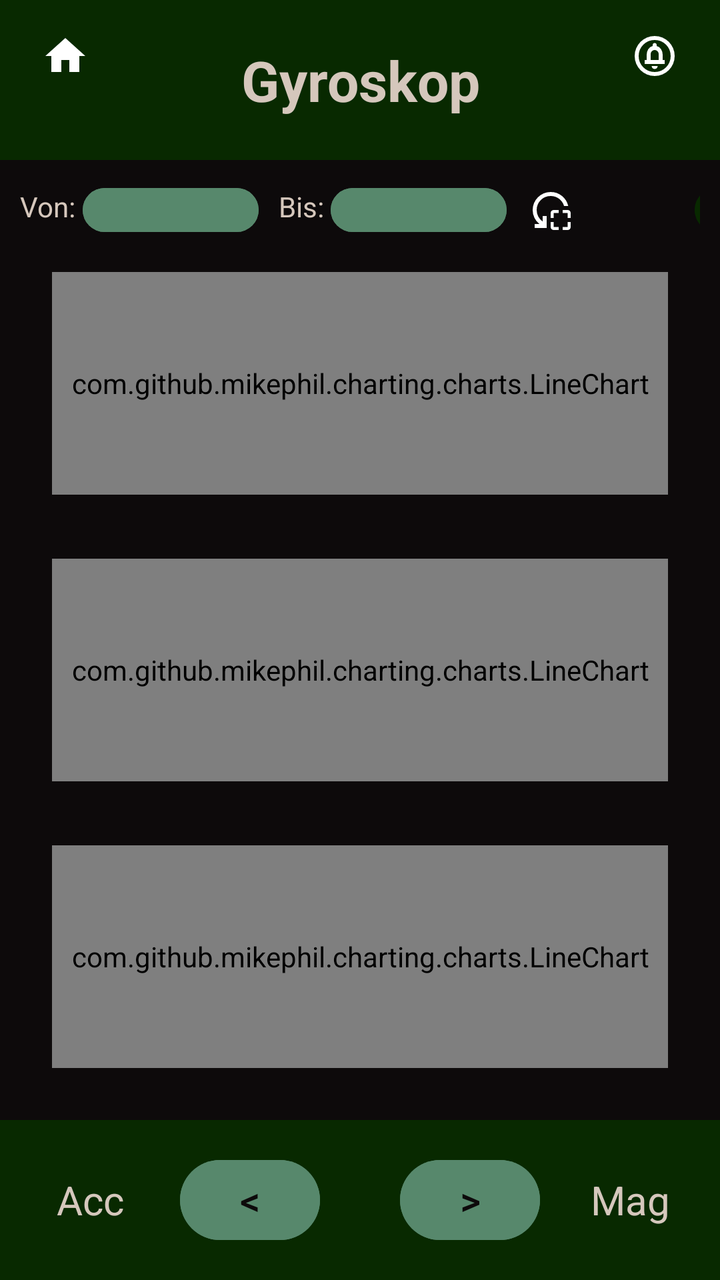
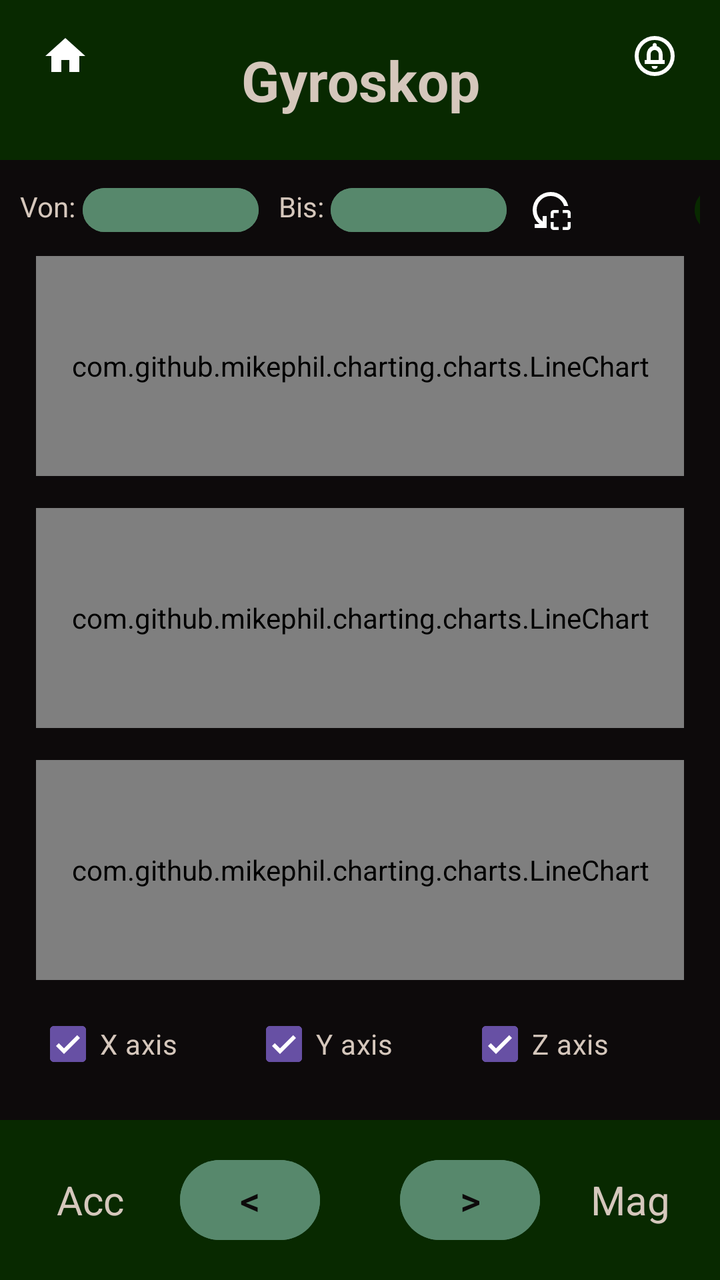

An Android layout rendered at two revisions. The XML below is the earlier revision; the diff shows what the commit changed to produce the second picture.
<!-- AndroidManifest.xml: application theme Theme.BiotSpeechIoT -->
<!-- res/layout/activity_gyroskop.xml -->
<?xml version="1.0" encoding="utf-8"?>
<LinearLayout xmlns:android="http://schemas.android.com/apk/res/android"
    xmlns:tools="http://schemas.android.com/tools"
    android:layout_width="match_parent"
    android:id="@+id/gyro"
    android:layout_height="match_parent"
    android:orientation="vertical"
    android:background="@color/background"
    tools:context=".main.MainActivity">

    <LinearLayout
        android:layout_width="match_parent"
        android:layout_height="wrap_content"
        android:background="@color/header">

        <ImageButton
            android:id="@+id/home_button"
            android:layout_width="wrap_content"
            android:layout_height="wrap_content"
            android:src="@drawable/baseline_home_24"
            android:contentDescription="Zur Startseite"
            android:background="@color/header"
            android:layout_marginTop="16dp"
            android:layout_marginStart="16dp"
            android:paddingBottom="15dp"
            android:layout_weight="1"
            android:color="@color/text"/>

        <TextView
            android:id="@+id/headerText"
            android:layout_width="0dp"
            android:layout_height="80dp"
            android:background="@color/header"
            android:gravity="center_vertical|center_horizontal"
            android:layout_weight="28"
            android:padding="17dp"
            android:text="Gyroskop"
            android:textColor="@color/text"
            android:textSize="28sp"
            android:textStyle="bold" />

        <ImageButton
            android:id="@+id/notification_button"
            android:layout_width="wrap_content"
            android:layout_height="wrap_content"
            android:src="@drawable/outline_circle_notifications_24"
            android:background="@color/header"
            android:layout_marginTop="16dp"
            android:layout_marginEnd="16dp"
            android:paddingBottom="15dp"
            android:layout_weight="1"
            android:color="@color/text"/>

    </LinearLayout>

    <LinearLayout
        android:layout_width="match_parent"
        android:layout_height="0dp"
        android:orientation="vertical"
        android:layout_weight="1"
        android:layout_margin="10dp">

        <LinearLayout
            android:layout_width="wrap_content"
            android:layout_height="wrap_content"
            android:orientation="horizontal">

            <TextView
                android:layout_width="wrap_content"
                android:layout_height="wrap_content"
                android:text="Von: "
                android:textColor="@color/text"/>

            <Button
                android:layout_width="wrap_content"
                android:layout_height="30dp"
                android:text=""
                android:textSize="10dp"
                android:textColor="@color/background"
                android:backgroundTint="@color/button"
                android:id="@+id/button_x_von"
                android:paddingStart="0dp"
                android:paddingEnd="0dp"
                android:paddingBottom="0dp"
                android:paddingTop="0dp"/>

            <TextView
                android:layout_width="wrap_content"
                android:layout_height="wrap_content"
                android:text="Bis: "
                android:textColor="@color/text"
                android:layout_marginStart="10dp"/>

            <Button
                android:layout_width="wrap_content"
                android:layout_height="30dp"
                android:text=""
                android:textSize="10dp"
                android:textColor="@color/background"
                android:backgroundTint="@color/button"
                android:id="@+id/button_x_bis"
                android:paddingStart="0dp"
                android:paddingEnd="0dp"
                android:paddingBottom="0dp"
                android:paddingTop="0dp"/>

            <ImageButton
                android:layout_width="wrap_content"
                android:layout_height="wrap_content"
                android:src="@drawable/outline_reset_focus_24"
                android:background="@color/background"
                android:layout_marginStart="10dp"
                android:paddingTop="3dp"
                android:id="@+id/resetX"
                />

            <Button
                android:layout_width="50dp"
                android:layout_height="30dp"
                android:text="10 Min"
                android:textSize="10sp"
                android:textColor="@color/background"
                android:backgroundTint="@color/header"
                android:id="@+id/btn_x_10min"
                android:layout_marginStart="60dp"
                android:paddingStart="0dp"
                android:paddingEnd="0dp"
                android:paddingBottom="0dp"
                android:paddingTop="0dp"/>

        </LinearLayout>

        <com.github.mikephil.charting.charts.LineChart
            android:id="@+id/lineChartGyroX"
            android:layout_width="match_parent"
            android:layout_height="0dp"
            android:layout_weight="1"
            android:layout_margin="16dp"/>


        <com.github.mikephil.charting.charts.LineChart
            android:id="@+id/lineChartGyroY"
            android:layout_width="match_parent"
            android:layout_height="0dp"
            android:layout_weight="1"
            android:layout_margin="16dp" />

        <com.github.mikephil.charting.charts.LineChart
            android:id="@+id/lineChartGyroZ"
            android:layout_width="match_parent"
            android:layout_height="0dp"
            android:layout_weight="1"
            android:layout_margin="16dp" />
    </LinearLayout>

    <LinearLayout
        android:id="@+id/footerBar"
        android:layout_width="match_parent"
        android:layout_height="80dp"
        android:orientation="horizontal"
        android:gravity="center"
        android:background="@color/header">

        <TextView
            android:id="@+id/accelDescription"
            android:layout_width="0dp"
            android:layout_height="wrap_content"
            android:layout_weight="1"
            android:text="Acc"
            android:textColor="@color/text"
            android:layout_margin="10dp"
            android:gravity="center"
            android:textSize="20sp"/>

        <Button
            android:id="@+id/btnPrevAccel"
            android:layout_width="0dp"
            android:layout_height="wrap_content"
            android:layout_weight="1"
            android:text="&lt;"
            android:textColor="@color/background"
            android:layout_marginEnd="20dp"
            android:backgroundTint="@color/button"
            android:textSize="20sp" />

        <Button
            android:id="@+id/btnNextMagnet"
            android:layout_width="0dp"
            android:layout_height="wrap_content"
            android:layout_weight="1"
            android:text="&gt;"
            android:textColor="@color/background"
            android:layout_marginStart="20dp"
            android:backgroundTint="@color/button"
            android:textSize="20sp"/>

        <TextView
            android:id="@+id/btnGyro"
            android:layout_width="0dp"
            android:layout_height="wrap_content"
            android:layout_weight="1"
            android:text="Mag"
            android:textColor="@color/text"
            android:layout_margin="10dp"
            android:gravity="center"
            android:textSize="20sp"/>
    </LinearLayout>
</LinearLayout>
<!-- resources referenced by this layout -->
<resources>
  <color name="background">#0D0A0B</color>
  <color name="button">#57886C</color>
  <color name="header">#082900</color>
  <color name="text">#D5C7BC</color>
  <!-- drawable baseline_home_24 (drawable) -->
  <vector xmlns:android="http://schemas.android.com/apk/res/android" android:height="24dp" android:tint="#FFFFFF" android:viewportHeight="24" android:viewportWidth="24" android:width="24dp">
        
      <path android:fillColor="@android:color/white" android:pathData="M10,20v-6h4v6h5v-8h3L12,3 2,12h3v8z"/>
      
  </vector>
  <!-- drawable outline_circle_notifications_24 (drawable) -->
  <vector xmlns:android="http://schemas.android.com/apk/res/android" android:height="24dp" android:tint="#FFFFFF" android:viewportHeight="960" android:viewportWidth="960" android:width="24dp">
        
      <path android:fillColor="@android:color/white" android:pathData="M480,740Q505,740 522.5,722.5Q540,705 540,680L420,680Q420,705 437.5,722.5Q455,740 480,740ZM280,640L680,640L680,560L640,560L640,456Q640,395 608.5,344.5Q577,294 520,280L520,260Q520,243 508.5,231.5Q497,220 480,220Q463,220 451.5,231.5Q440,243 440,260L440,280Q383,294 351.5,344.5Q320,395 320,456L320,560L280,560L280,640ZM400,560L400,440Q400,407 423.5,383.5Q447,360 480,360Q513,360 536.5,383.5Q560,407 560,440L560,560L400,560ZM480,880Q397,880 324,848.5Q251,817 197,763Q143,709 111.5,636Q80,563 80,480Q80,397 111.5,324Q143,251 197,197Q251,143 324,111.5Q397,80 480,80Q563,80 636,111.5Q709,143 763,197Q817,251 848.5,324Q880,397 880,480Q880,563 848.5,636Q817,709 763,763Q709,817 636,848.5Q563,880 480,880ZM480,800Q614,800 707,707Q800,614 800,480Q800,346 707,253Q614,160 480,160Q346,160 253,253Q160,346 160,480Q160,614 253,707Q346,800 480,800ZM480,480Q480,480 480,480Q480,480 480,480Q480,480 480,480Q480,480 480,480Q480,480 480,480Q480,480 480,480Q480,480 480,480Q480,480 480,480Z"/>
      
  </vector>
  <!-- drawable outline_reset_focus_24 (drawable) -->
  <vector xmlns:android="http://schemas.android.com/apk/res/android" android:height="24dp" android:tint="#FFFFFF" android:viewportHeight="960" android:viewportWidth="960" android:width="24dp">
        
      <path android:fillColor="@android:color/white" android:pathData="M480,640L480,540Q480,515 497.5,497.5Q515,480 540,480L640,480L640,540L540,540L540,640L480,640ZM540,880Q515,880 497.5,862.5Q480,845 480,820L480,720L540,720L540,820L640,820L640,880L540,880ZM820,640L820,540L720,540L720,480L820,480Q845,480 862.5,497.5Q880,515 880,540L880,640L820,640ZM720,880L720,820L820,820L820,720L880,720L880,820Q880,845 862.5,862.5Q845,880 820,880L720,880ZM831,400L748,400Q722,312 649,256Q576,200 480,200Q363,200 281.5,281.5Q200,363 200,480Q200,552 232.5,612Q265,672 320,710L320,600L400,600L400,840L160,840L160,760L254,760Q192,710 156,637.5Q120,565 120,480Q120,405 148.5,339.5Q177,274 225.5,225.5Q274,177 339.5,148.5Q405,120 480,120Q609,120 706.5,199.5Q804,279 831,400Z"/>
      
  </vector>
  <style name="Theme.BiotSpeechIoT" parent="Base.Theme.BiotSpeechIoT" />
  <style name="Base.Theme.BiotSpeechIoT" parent="Theme.Material3.DayNight.NoActionBar">
          
          
      </style>
</resources>

<!-- the commit's change to res/layout/activity_gyroskop.xml (unified diff, before → after) -->
@@ -135,22 +135,58 @@
             android:layout_width="match_parent"
             android:layout_height="0dp"
             android:layout_weight="1"
-            android:layout_margin="16dp"/>
-
+            android:layout_margin="8dp"/>
 
         <com.github.mikephil.charting.charts.LineChart
             android:id="@+id/lineChartGyroY"
             android:layout_width="match_parent"
             android:layout_height="0dp"
             android:layout_weight="1"
-            android:layout_margin="16dp" />
+            android:layout_margin="8dp" />
 
         <com.github.mikephil.charting.charts.LineChart
             android:id="@+id/lineChartGyroZ"
             android:layout_width="match_parent"
             android:layout_height="0dp"
             android:layout_weight="1"
-            android:layout_margin="16dp" />
+            android:layout_margin="8dp" />
+
+        <LinearLayout
+            android:layout_width="match_parent"
+            android:layout_height="wrap_content"
+            android:orientation="horizontal"
+            android:paddingStart="8dp"
+            android:paddingEnd="8dp"
+            android:paddingBottom="4dp">
+
+            <CheckBox
+                android:id="@+id/cbChartX"
+                android:layout_width="0dp"
+                android:layout_height="wrap_content"
+                android:layout_weight="1"
+                android:text="X axis"
+                android:textColor="@color/text"
+                android:checked="true"/>
+
+            <CheckBox
+                android:id="@+id/cbChartY"
+                android:layout_width="0dp"
+                android:layout_height="wrap_content"
+                android:layout_weight="1"
+                android:text="Y axis"
+                android:textColor="@color/text"
+                android:checked="true"/>
+
+            <CheckBox
+                android:id="@+id/cbChartZ"
+                android:layout_width="0dp"
+                android:layout_height="wrap_content"
+                android:layout_weight="1"
+                android:text="Z axis"
+                android:textColor="@color/text"
+                android:checked="true"/>
+
+        </LinearLayout>
     </LinearLayout>
 
     <LinearLayout
